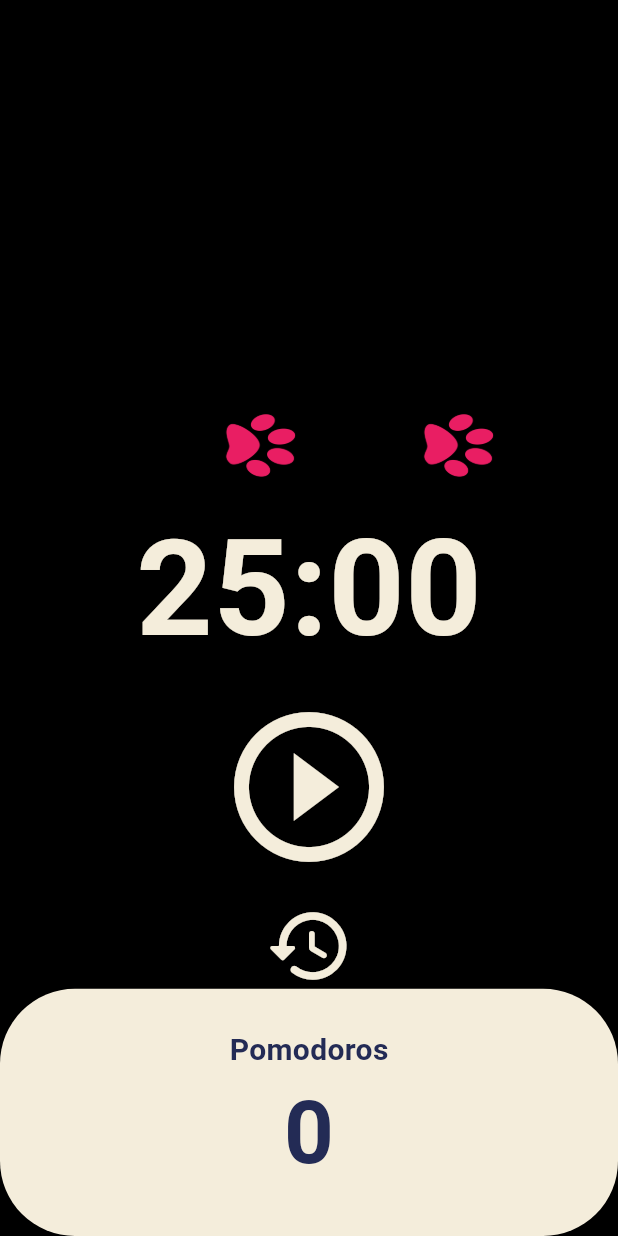
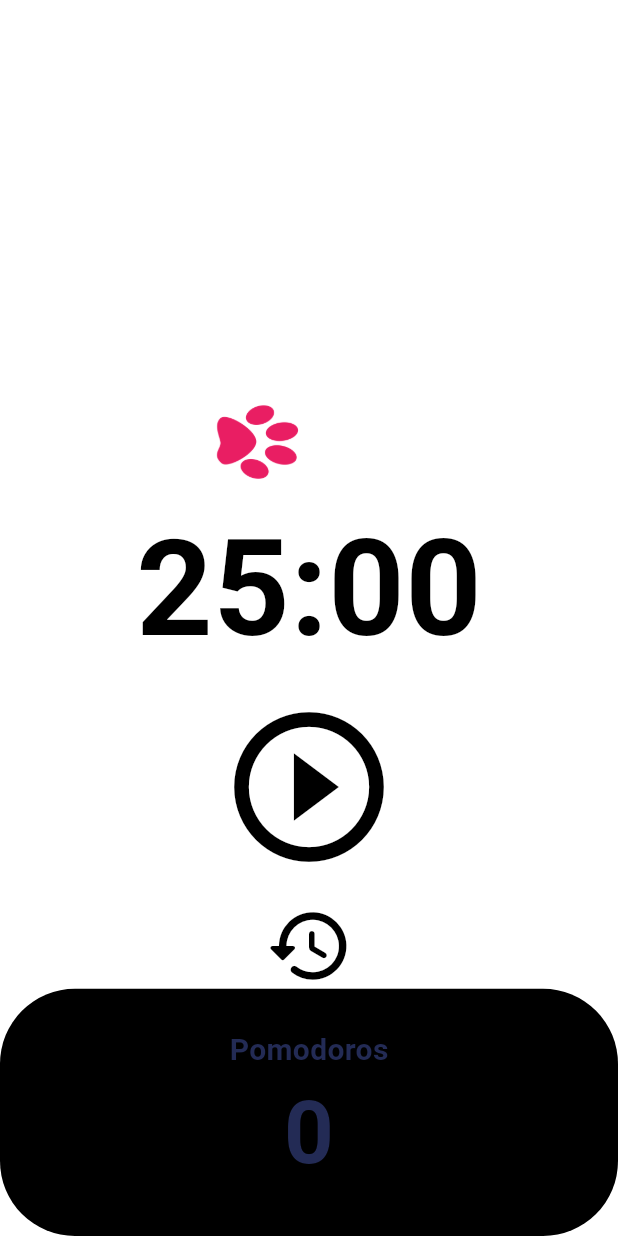
Before and after one commit to recorder12/metronome_app, a Flutter app: the screen it shows after launch, after a tap on the "play circle outline" icon, after a tap on the "restore" icon, on a phone screen of 412 x 824 dp. Run offline on Flutter 3.47's test engine with Material 3 defaults, Android fonts, the phone set to English and light mode, and no system bars.

Commit message:
add movement of paws

```diff
--- a/lib/main.dart
+++ b/lib/main.dart
@@ -17,9 +17,9 @@ class App extends StatelessWidget {
             color: Color(0xFF232B55),
           ),
         ),
-        cardColor: const Color(0xFFF4EDDB),
+        cardColor: Colors.black,
         colorScheme: const ColorScheme(
-          background: Colors.black,
+          background: Colors.white,
           brightness: Brightness.light,
           primary: Color.fromARGB(255, 182, 21, 152),
           onPrimary: Color(0xFFF4EDDB),
--- a/lib/screens/home_screen.dart
+++ b/lib/screens/home_screen.dart
@@ -12,7 +12,7 @@ class HomeScreen extends StatefulWidget {
 
 class _HomeScreenState extends State<HomeScreen> {
   static const twentyFiveMinutes = 25 * 60;
-  int totalSeconds = twentyFiveMinutes;
+  int totalSeconds = 0;
   int bpm = 120;
   int beatsPerMeasure = 1;
   int division = 4;
@@ -22,16 +22,17 @@ class _HomeScreenState extends State<HomeScreen> {
   late Timer timer;
 
   void onTick(Timer timer) {
-    if (totalSeconds == 0) {
+    if (totalSeconds == 3000) {
       timer.cancel();
       setState(() {
         totalPomodoros = totalPomodoros + 1;
         isRunning = false;
-        totalSeconds = twentyFiveMinutes;
+        totalSeconds = 0;
       });
     } else {
       setState(() {
-        totalSeconds = totalSeconds - 1;
+        totalSeconds = totalSeconds + 1;
+        selectedIndex = totalSeconds % division;
       });
     }
   }
@@ -68,21 +69,24 @@ class _HomeScreenState extends State<HomeScreen> {
 
   @override
   Widget build(BuildContext context) {
+    double containerSize = MediaQuery.of(context).size.width / (division + 3);
+    double marginPercentage = 0.1; // Adjust this percentage as needed
+
     List<Container> paws = List.generate(
       division,
       (index) => Container(
         alignment: index % 2 == 0 ? Alignment.center : Alignment.bottomCenter,
-        margin: const EdgeInsets.all(8),
+        margin: EdgeInsets.all(containerSize * marginPercentage),
         child: Visibility(
-          visible: index % 2 != 0,
+          visible: index == selectedIndex,
           maintainSize: true,
           maintainSemantics: true,
           maintainState: true,
           maintainAnimation: true,
           child: Image.asset(
             'assets/cat-paw.png',
-            width: 50,
-            height: 50,
+            width: containerSize,
+            height: containerSize,
             color: Colors.pink,
           ),
         ),
```
